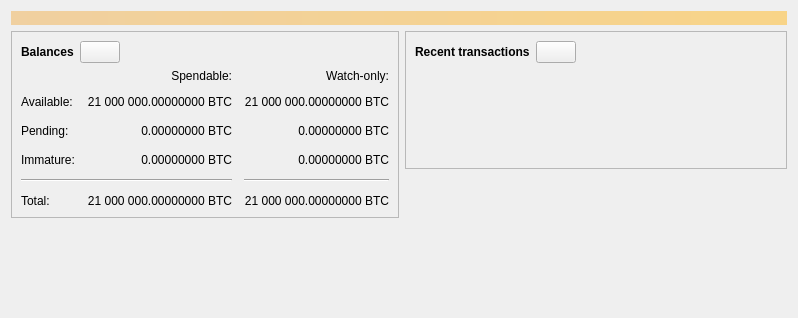
Above: src/qt/forms/overviewpage.ui from nilamdoc/bitcoinxxx before the change. Below: the same form after it.
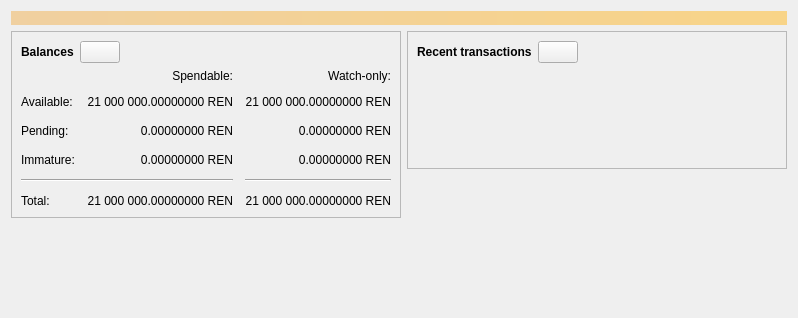
That is the form after the change. Icons and pictures are not drawn. Custom widgets are drawn as their Qt base class.

Patch:
```diff
--- a/src/qt/forms/overviewpage.ui
+++ b/src/qt/forms/overviewpage.ui
@@ -120,7 +120,7 @@
                <string>Unconfirmed transactions to watch-only addresses</string>
               </property>
               <property name="text">
-               <string notr="true">0.00000000 BTC</string>
+               <string notr="true">0.00000000 REN</string>
               </property>
               <property name="alignment">
                <set>Qt::AlignRight|Qt::AlignTrailing|Qt::AlignVCenter</set>
@@ -139,7 +139,7 @@
                <string>Total of transactions that have yet to be confirmed, and do not yet count toward the spendable balance</string>
               </property>
               <property name="text">
-               <string notr="true">0.00000000 BTC</string>
+               <string notr="true">0.00000000 REN</string>
               </property>
               <property name="alignment">
                <set>Qt::AlignRight|Qt::AlignTrailing|Qt::AlignVCenter</set>
@@ -158,7 +158,7 @@
                <string>Mined balance in watch-only addresses that has not yet matured</string>
               </property>
               <property name="text">
-               <string notr="true">0.00000000 BTC</string>
+               <string notr="true">0.00000000 REN</string>
               </property>
               <property name="alignment">
                <set>Qt::AlignRight|Qt::AlignTrailing|Qt::AlignVCenter</set>
@@ -210,7 +210,7 @@
                <string>Mined balance that has not yet matured</string>
               </property>
               <property name="text">
-               <string notr="true">0.00000000 BTC</string>
+               <string notr="true">0.00000000 REN</string>
               </property>
               <property name="alignment">
                <set>Qt::AlignRight|Qt::AlignTrailing|Qt::AlignVCenter</set>
@@ -249,7 +249,7 @@
                <string>Your current total balance</string>
               </property>
               <property name="text">
-               <string notr="true">21 000 000.00000000 BTC</string>
+               <string notr="true">21 000 000.00000000 REN</string>
               </property>
               <property name="alignment">
                <set>Qt::AlignRight|Qt::AlignTrailing|Qt::AlignVCenter</set>
@@ -268,7 +268,7 @@
                <string>Current total balance in watch-only addresses</string>
               </property>
               <property name="text">
-               <string notr="true">21 000 000.00000000 BTC</string>
+               <string notr="true">21 000 000.00000000 REN</string>
               </property>
               <property name="alignment">
                <set>Qt::AlignRight|Qt::AlignTrailing|Qt::AlignVCenter</set>
@@ -304,7 +304,7 @@
                <string>Your current spendable balance</string>
               </property>
               <property name="text">
-               <string notr="true">21 000 000.00000000 BTC</string>
+               <string notr="true">21 000 000.00000000 REN</string>
               </property>
               <property name="alignment">
                <set>Qt::AlignRight|Qt::AlignTrailing|Qt::AlignVCenter</set>
@@ -323,7 +323,7 @@
                <string>Your current balance in watch-only addresses</string>
               </property>
               <property name="text">
-               <string notr="true">21 000 000.00000000 BTC</string>
+               <string notr="true">21 000 000.00000000 REN</string>
               </property>
               <property name="alignment">
                <set>Qt::AlignRight|Qt::AlignTrailing|Qt::AlignVCenter</set>
```
